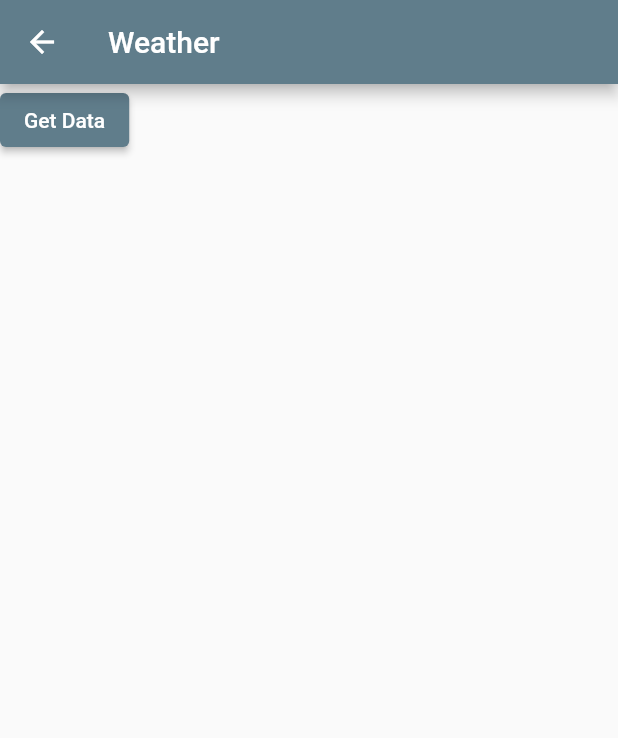
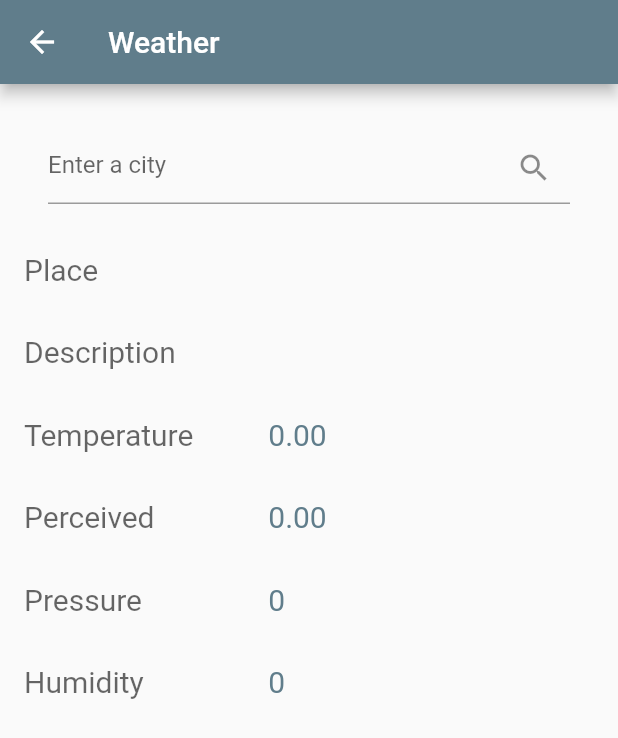
Before and after one commit to JALoquacious/flutter-globo_fitness-demo, a Flutter app: the WeatherScreen screen opened directly, on a phone screen of 412 x 824 dp. Shown: the top 738 px of the screen. Run offline on Flutter 3.47's test engine with Material 2 defaults, Android fonts, the phone set to English and light mode, and no system bars.

Commit message:
Scaffold weather screen using new weatherRow widget

```diff
--- a/lib/screens/weather_screen.dart
+++ b/lib/screens/weather_screen.dart
@@ -1,4 +1,5 @@
 import 'package:flutter/material.dart';
+import '../data/weather.dart';
 import '../data/http_helper.dart';
 
 class WeatherScreen extends StatefulWidget {
@@ -9,23 +10,62 @@ class WeatherScreen extends StatefulWidget {
 }
 
 class _WeatherScreenState extends State<WeatherScreen> {
-  String result = '';
+  final TextEditingController txtPlace = TextEditingController();
+  Weather result = Weather('', '', 0, 0, 0, 0);
 
   @override
   Widget build(BuildContext context) {
     return Scaffold(
-        appBar: AppBar(title: Text('Weather')),
-        body: Column(
-          children: [
-            ElevatedButton(child: Text('Get Data'), onPressed: getData),
-            Text(result)
-          ],
+        appBar: AppBar(title: const Text('Weather')),
+        body: Padding(
+          padding: const EdgeInsets.all(16),
+          child: ListView(
+            children: [
+              Padding(
+                  padding: const EdgeInsets.all(16),
+                  child: TextField(
+                    controller: txtPlace,
+                    decoration: InputDecoration(
+                        hintText: 'Enter a city',
+                        suffixIcon: IconButton(
+                          icon: const Icon(Icons.search),
+                          onPressed: getData,
+                        )),
+                  )),
+              weatherRow('Place', result.name),
+              weatherRow('Description', result.description),
+              weatherRow('Temperature', result.temperature.toStringAsFixed(2)),
+              weatherRow('Perceived', result.perceived.toStringAsFixed(2)),
+              weatherRow('Pressure', result.pressure.toString()),
+              weatherRow('Humidity', result.humidity.toString()),
+            ],
+          ),
         ));
   }
 
   Future getData() async {
     HttpHelper httpHelper = HttpHelper();
-    result = await httpHelper.getWeather('London');
+    result = await httpHelper.getWeather(txtPlace.text);
     setState(() {});
   }
+
+  Widget weatherRow(String label, String value) {
+    Widget row = Padding(
+        padding: const EdgeInsets.symmetric(vertical: 16),
+        child: Row(
+          children: [
+            Expanded(
+                flex: 3,
+                child: Text(label,
+                    style: TextStyle(
+                        fontSize: 20, color: Theme.of(context).hintColor))),
+            Expanded(
+                flex: 4,
+                child: Text(value,
+                    style: TextStyle(
+                        fontSize: 20, color: Theme.of(context).primaryColor))),
+          ],
+        ));
+    return row;
+  }
 }
```
